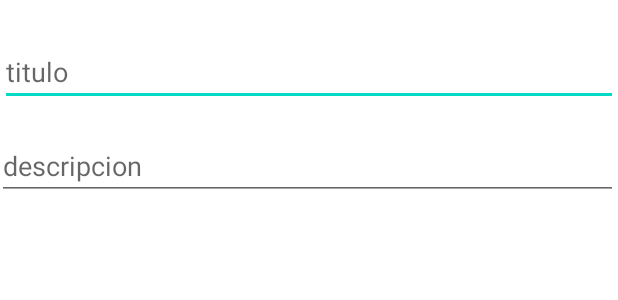
After one commit to jmoya99/Parcial2, an Android app: the layout editar_producto_dialog.xml on its own in the app's theme, with its tools: preview values and no code run, on a phone screen of 412 x 824 dp. The commit adds this screen. Shown: the top 300 px of the screen. Run offline under Robolectric (Android 15) with nearby library versions, the phone set to English and light mode, and no system bars.

Commit message:
se implementa el editar pensamiento

```diff
--- a/app/src/main/java/com/example/parcial/view/fragment/PensamientoFragment.java
+++ b/app/src/main/java/com/example/parcial/view/fragment/PensamientoFragment.java
@@ -69,7 +69,7 @@ public class PensamientoFragment extends Fragment {
         editarButton.setOnClickListener(new View.OnClickListener() {
             @Override
             public void onClick(View v) {
-
+                getMainActivity().editar(getID(),getTitulo(),getDescripcion());
             }
         });
         eliminarButton.setOnClickListener(new View.OnClickListener() {
--- /dev/null
+++ b/app/src/main/res/layout/editar_producto_dialog.xml
@@ -0,0 +1,57 @@
+<?xml version="1.0" encoding="utf-8"?>
+<RelativeLayout xmlns:android="http://schemas.android.com/apk/res/android"
+    android:layout_width="match_parent"
+    android:layout_height="match_parent"><![CDATA[
+
+    android:layout_width="match_parent"
+    android:layout_height="match_parent"
+    android:padding="16dp">
+
+
+
+
+
+
+
+
+
+
+
+
+
+
+
+
+
+
+
+
+
+
+
+
+
+    ]]>
+
+    <EditText
+        android:id="@+id/tituloEditText_dialog"
+        android:layout_width="match_parent"
+        android:layout_height="wrap_content"
+        android:layout_below="@+id/textView6"
+        android:layout_marginTop="25dp"
+        android:hint="@string/titulo" />
+
+    <EditText
+        android:id="@+id/descripcionEditText_dialog"
+        android:layout_width="match_parent"
+        android:layout_height="wrap_content"
+        android:layout_below="@id/tituloEditText_dialog"
+        android:layout_alignParentStart="true"
+        android:layout_alignParentLeft="true"
+        android:layout_marginStart="-2dp"
+        android:layout_marginLeft="-2dp"
+        android:layout_marginTop="17dp"
+        android:hint="@string/descripcion"
+        android:inputType="text" />
+
+</RelativeLayout>
```
Also changed, not shown: app/src/main/java/com/example/parcial/controller/MainController.java (+25 -0 lines), app/src/main/java/com/example/parcial/view/MainActivity.java (+13 -2 lines), app/src/main/java/com/example/parcial/view/fragment/EditarProductoDialog.java (added, +77 -0 lines).
